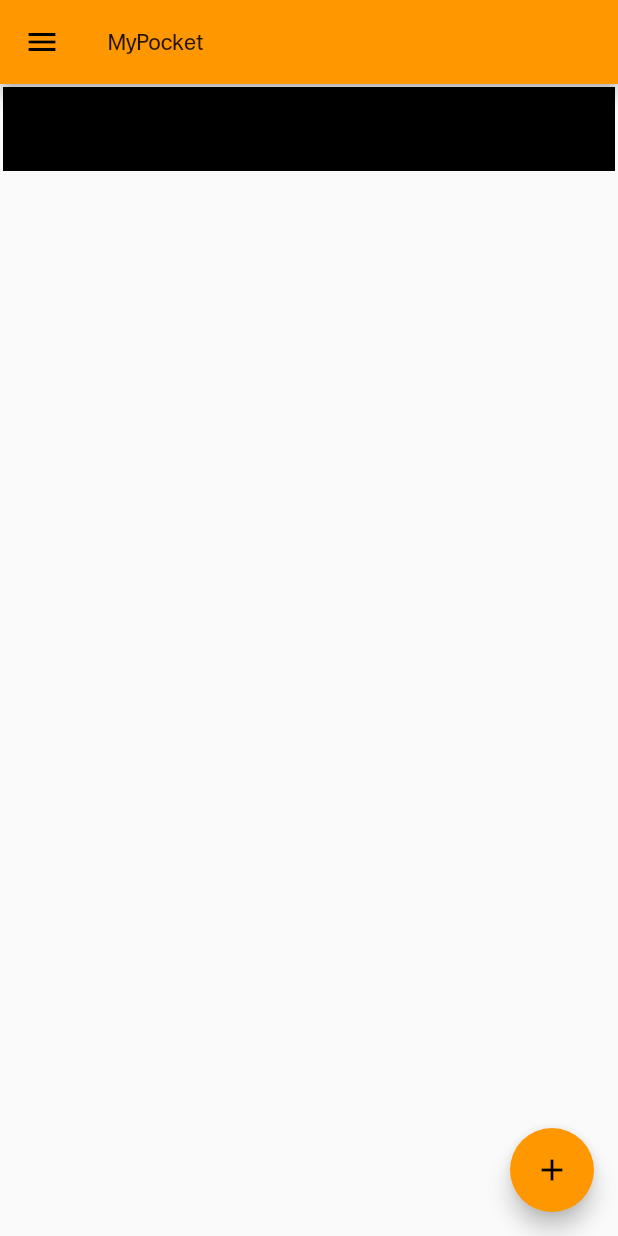
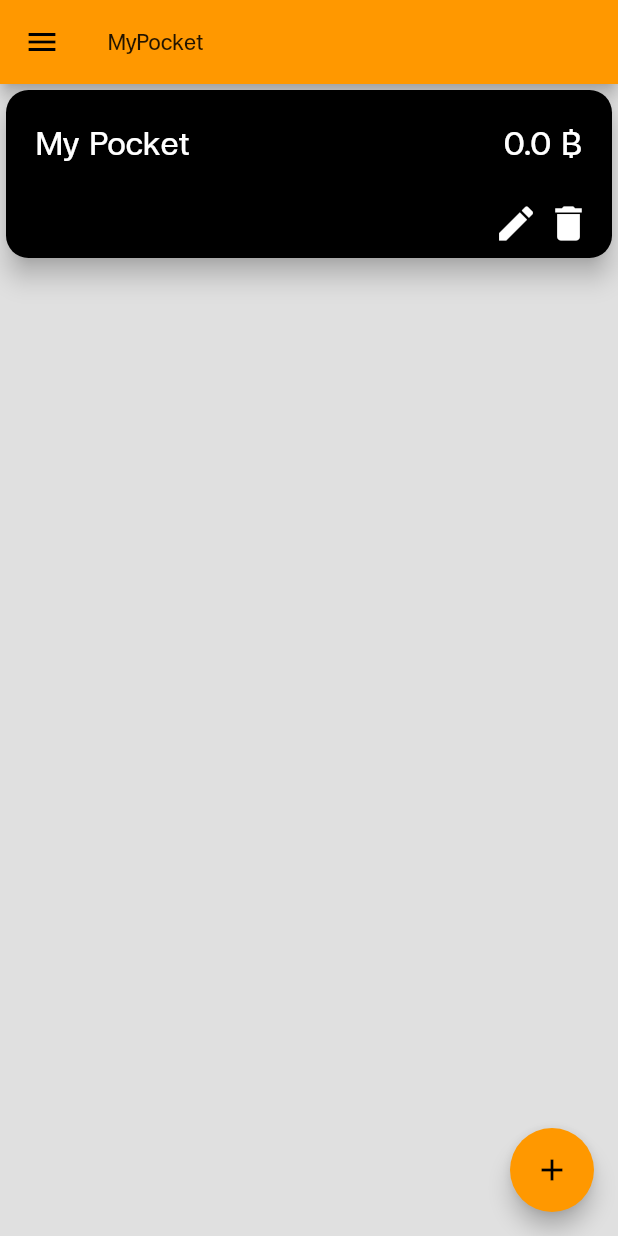
Before and after one commit to SuphasitC/LedgerV2, a Flutter app: the AddPocketPage screen opened by its route, after a tap on "Create Pocket", on a phone screen of 412 x 824 dp. Run offline on Flutter 3.47's test engine with Material 2 defaults, Android fonts, the phone set to English and light mode, and no system bars; our stand-ins replace flutter_colorpicker.

Commit message:
update ListTile

```diff
--- a/lib/config/routes.dart
+++ b/lib/config/routes.dart
@@ -1,4 +1,5 @@
 class AppRoutes {
   static const myPocket = '/';
   static const addPocket = '/add_pocket';
+  static const pocketPage = '/pocket_page';
 }
--- a/lib/main.dart
+++ b/lib/main.dart
@@ -2,7 +2,8 @@ import 'package:flutter/material.dart';
 import 'package:ledger_v2/pocket.dart';
 import 'package:ledger_v2/presentation/add_pocket_page.dart';
 import 'package:ledger_v2/presentation/pocket_list_tile.dart';
-import 'presentation/app_drawer_listtile.dart';
+import 'package:ledger_v2/presentation/pocket_page.dart';
+import 'presentation/app_drawer_list_tile.dart';
 import 'config/routes.dart';
 
 void main() {
@@ -39,24 +40,8 @@ class _HomePageState extends State<HomePage> {
   @override
   Widget build(BuildContext context) {
     return Scaffold(
-      drawer: Drawer(
-        child: ListView(
-          padding: EdgeInsets.zero,
-          children: [
-            DrawerHeader(
-              child: Text(
-                'MyLedgerApp',
-                style: TextStyle(fontSize: 30),
-              ),
-              decoration: BoxDecoration(
-                color: Colors.orange,
-              ),
-            ),
-            for (int idx = 0; idx < drawerList.length; idx++)
-              DrawerListTile(idx),
-          ],
-        ),
-      ),
+      drawer: LedgerDrawer(),
+      backgroundColor: Colors.grey[300],
       appBar: AppBar(
         title: Text(widget.title),
       ),
@@ -64,6 +49,13 @@ class _HomePageState extends State<HomePage> {
         child: Column(
           mainAxisAlignment: MainAxisAlignment.center,
           children: <Widget>[
+            // Padding(
+            //   padding: EdgeInsets.all(20),
+            //   child: Text(
+            //     'My Pocket',
+            //     style: TextStyle(fontSize: 50, color: Colors.white),
+            //   ),
+            // ),
             pockets.isNotEmpty
                 ? Expanded(
                     child: ListView.builder(
@@ -89,7 +81,7 @@ class _HomePageState extends State<HomePage> {
                       height: 120,
                       child: Text(
                         "Add some pocket.",
-                        style: TextStyle(fontSize: 20),
+                        style: TextStyle(fontSize: 20, color: Colors.white),
                       ),
                     ),
                   ),
@@ -121,5 +113,10 @@ Route route(RouteSettings settings) {
       return AddPocketPage();
     });
   }
+  if (settings.name == AppRoutes.pocketPage) {
+    return MaterialPageRoute(builder: (context) {
+      return PocketPage(pocket: pocket);
+    });
+  }
   return null;
 }
--- a/lib/pocket.dart
+++ b/lib/pocket.dart
@@ -3,10 +3,10 @@ import 'package:flutter/material.dart';
 List<Pocket> pockets = [];
 
 class Pocket {
-  String pocketName;
+  String name;
   double currentBalance;
-  Color pocketColor;
-  String pocketID;
+  Color color;
+  String id;
 
-  Pocket(this.pocketName, this.currentBalance, this.pocketColor, this.pocketID);
+  Pocket(this.name, this.currentBalance, this.color, this.id);
 }
--- a/lib/presentation/add_pocket_page.dart
+++ b/lib/presentation/add_pocket_page.dart
@@ -26,6 +26,7 @@ class _AddPocketPageState extends State<AddPocketPage> {
       String pocketName = pocketNameController.text;
       double initialBalance = double.parse(initialBalanceController.text);
       String pocketID = generatePocketID();
+      print('pocketID = ' + pocketID);
       pockets.add(Pocket(pocketName, initialBalance, pocketColor, pocketID));
       Navigator.of(context).pushNamed(AppRoutes.myPocket);
     }
@@ -68,6 +69,7 @@ class _AddPocketPageState extends State<AddPocketPage> {
       appBar: AppBar(
         title: Text('Create Pocket'),
       ),
+      backgroundColor: Colors.grey[300],
       body: Center(
         child: Column(
           mainAxisAlignment: MainAxisAlignment.center,
@@ -75,10 +77,16 @@ class _AddPocketPageState extends State<AddPocketPage> {
             Row(
               mainAxisAlignment: MainAxisAlignment.center,
               children: [
-                Icon(Icons.credit_card_rounded),
+                Icon(
+                  Icons.credit_card_rounded,
+                  color: Colors.black,
+                ),
                 Text(
                   ' Pocket Name',
-                  style: TextStyle(fontSize: 40),
+                  style: TextStyle(
+                    fontSize: 40,
+                    color: Colors.black,
+                  ),
                 ),
               ],
             ),
@@ -86,7 +94,10 @@ class _AddPocketPageState extends State<AddPocketPage> {
               padding:
                   EdgeInsets.only(left: 40, right: 40, top: 20, bottom: 20),
               child: TextFormField(
-                style: TextStyle(fontSize: 20.0),
+                style: TextStyle(
+                  fontSize: 20.0,
+                  color: Colors.black,
+                ),
                 controller: pocketNameController,
                 onChanged: (text) => {
                   this.setState(() {
@@ -94,9 +105,9 @@ class _AddPocketPageState extends State<AddPocketPage> {
                   }),
                 },
                 decoration: InputDecoration(
-                  // enabledBorder: OutlineInputBorder(
-                  //   borderSide: BorderSide(color: Colors.white),
-                  // ),
+                  enabledBorder: OutlineInputBorder(
+                    borderSide: BorderSide(color: Colors.black),
+                  ),
                   border: OutlineInputBorder(
                     borderSide: BorderSide(color: Colors.teal),
                   ),
@@ -111,10 +122,16 @@ class _AddPocketPageState extends State<AddPocketPage> {
             Row(
               mainAxisAlignment: MainAxisAlignment.center,
               children: [
-                Icon(Icons.attach_money),
+                Icon(
+                  Icons.attach_money,
+                  color: Colors.black,
+                ),
                 Text(
                   ' Initial Balance',
-                  style: TextStyle(fontSize: 40),
+                  style: TextStyle(
+                    fontSize: 40,
+                    color: Colors.black,
+                  ),
                 ),
               ],
             ),
@@ -123,7 +140,10 @@ class _AddPocketPageState extends State<AddPocketPage> {
                   EdgeInsets.only(left: 40, right: 40, top: 20, bottom: 20),
               child: TextFormField(
                 keyboardType: TextInputType.number,
-                style: TextStyle(fontSize: 20.0),
+                style: TextStyle(
+                  fontSize: 20.0,
+                  color: Colors.black,
+                ),
                 controller: initialBalanceController,
                 onChanged: (text) => {
                   this.setState(() {
@@ -131,9 +151,9 @@ class _AddPocketPageState extends State<AddPocketPage> {
                   }),
                 },
                 decoration: InputDecoration(
-                  // enabledBorder: OutlineInputBorder(
-                  //   borderSide: BorderSide(color: Colors.white),
-                  // ),
+                  enabledBorder: OutlineInputBorder(
+                    borderSide: BorderSide(color: Colors.black),
+                  ),
                   border: OutlineInputBorder(
                     borderSide: BorderSide(color: Colors.teal),
                   ),
@@ -149,10 +169,16 @@ class _AddPocketPageState extends State<AddPocketPage> {
             Row(
               mainAxisAlignment: MainAxisAlignment.center,
               children: [
-                Icon(Icons.color_lens),
+                Icon(
+                  Icons.color_lens,
+                  color: Colors.black,
+                ),
                 Text(
                   ' Pocket Color',
-                  style: TextStyle(fontSize: 40),
+                  style: TextStyle(
+                    fontSize: 40,
+                    color: Colors.black,
+                  ),
                 ),
               ],
             ),
@@ -164,11 +190,10 @@ class _AddPocketPageState extends State<AddPocketPage> {
                 decoration: BoxDecoration(
                   border: Border.all(
                     color: Colors.black,
-                    width: 2,
+                    width: 3,
                   ),
                   color: Colors.black,
                 ),
-                // ignore: deprecated_member_use
                 child: RaisedButton(
                   color: pocketColor,
                   elevation: 3.0,
--- /dev/null
+++ b/lib/presentation/app_drawer_list_tile.dart
@@ -0,0 +1,50 @@
+import 'package:flutter/material.dart';
+import '../pocket.dart';
+
+List<String> drawerList = [
+  'หน้าแรก',
+  'กระเป๋าตังค์ของฉัน',
+];
+
+class DrawerListTile extends StatelessWidget {
+  final int index;
+
+  DrawerListTile(this.index);
+
+  @override
+  Widget build(BuildContext context) {
+    return ListTile(
+      title: Text(
+        drawerList[index],
+        style: TextStyle(fontSize: 20),
+      ),
+      onTap: () => {
+        pockets.clear(),
+        Navigator.pop(context),
+      },
+    );
+  }
+}
+
+class LedgerDrawer extends StatelessWidget {
+  @override
+  Widget build(BuildContext context) {
+    return Drawer(
+      child: ListView(
+        padding: EdgeInsets.zero,
+        children: [
+          DrawerHeader(
+            child: Text(
+              'MyLedgerApp',
+              style: TextStyle(fontSize: 30),
+            ),
+            decoration: BoxDecoration(
+              color: Colors.orange,
+            ),
+          ),
+          for (int idx = 0; idx < drawerList.length; idx++) DrawerListTile(idx),
+        ],
+      ),
+    );
+  }
+}
--- a/lib/presentation/app_drawer_listtile.dart
+++ /dev/null
@@ -1,25 +0,0 @@
-import 'package:flutter/material.dart';
-
-List<String> drawerList = [
-  'หน้าแรก',
-  'กระเป๋าตังค์ของฉัน',
-];
-
-class DrawerListTile extends StatelessWidget {
-  final int index;
-
-  DrawerListTile(this.index);
-
-  @override
-  Widget build(BuildContext context) {
-    return ListTile(
-      title: Text(
-        drawerList[index],
-        style: TextStyle(fontSize: 20),
-      ),
-      onTap: () => {
-        Navigator.pop(context),
-      },
-    );
-  }
-}
--- a/lib/presentation/pocket_list_tile.dart
+++ b/lib/presentation/pocket_list_tile.dart
@@ -1,9 +1,11 @@
 import 'package:flutter/material.dart';
+import 'package:ledger_v2/config/routes.dart';
 import 'package:ledger_v2/pocket.dart';
 
 class PocketListTile extends StatefulWidget {
   final Pocket pocket;
   final Function refreshCallback;
+
   PocketListTile({Key key, this.pocket, this.refreshCallback})
       : super(key: key);
 
@@ -15,6 +17,13 @@ class _PocketListTileState extends State<PocketListTile> {
   Pocket pocket;
   Function refreshCallback;
 
+  List<Shadow> shadows = [
+    Shadow(offset: Offset(-1.5, -1.5), color: Colors.black),
+    Shadow(offset: Offset(1.5, -1.5), color: Colors.black),
+    Shadow(offset: Offset(1.5, 1.5), color: Colors.black),
+    Shadow(offset: Offset(-1.5, 1.5), color: Colors.black),
+  ];
+
   @override
   void initState() {
     super.initState();
@@ -24,25 +33,79 @@ class _PocketListTileState extends State<PocketListTile> {
 
   @override
   Widget build(BuildContext context) {
-    return Padding(
-      padding: EdgeInsets.all(2),
-      child: ListTile(
-        leading: Text(
-          pocket.pocketName,
-          style: TextStyle(fontSize: 30),
+    return Container(
+      height: 120,
+      child: GestureDetector(
+        child: Card(
+          color: pocket.color,
+          elevation: 7,
+          shape: RoundedRectangleBorder(
+            borderRadius: BorderRadius.circular(15),
           ),
-        trailing: Wrap(
-          spacing: 12,
+          child: Row(
             children: [
-            Text(
-              pocket.currentBalance.toString(),
-              // textScaleFactor: 1.25,
-              style: TextStyle(fontSize: 30),
+              Expanded(
+                flex: 1,
+                child: Column(
+                  crossAxisAlignment: CrossAxisAlignment.start,
+                  children: [
+                    Expanded(
+                      flex: 1,
+                      child: Padding(
+                        padding: EdgeInsets.all(20),
+                        child: Text(
+                          pocket.name,
+                          style: TextStyle(
+                            fontSize: 30,
+                            color: Colors.white,
+                            // shadows: shadows,
+                          ),
+                        ),
+                      ),
+                    ),
+                    // Expanded(flex: 1, child: Text('My Pocket')),
+                  ],
+                ),
+              ),
+              Expanded(
+                flex: 1,
+                child: Column(
+                  crossAxisAlignment: CrossAxisAlignment.end,
+                  children: [
+                    Expanded(
+                      flex: 42,
+                      child: Padding(
+                        padding: EdgeInsets.all(20),
+                        child: Text(
+                          pocket.currentBalance.toString() + ' ฿',
+                          style: TextStyle(
+                            fontSize: 30,
+                            color: Colors.white,
+                            // shadows: shadows,
+                          ),
+                        ),
+                      ),
+                    ),
+                    Expanded(
+                      flex: 30,
+                      child: Padding(
+                        padding: EdgeInsets.only(right: 14),
+                        child: Row(
+                          mainAxisAlignment: MainAxisAlignment.end,
+                          children: [
+                            Padding(
+                              padding: EdgeInsets.only(right: 5),
+                              child: Icon(
+                                Icons.edit,
+                                size: 30,
+                                color: Colors.white,
+                              ),
                             ),
                             GestureDetector(
                               child: Icon(
                                 Icons.delete,
-                size: 25,
+                                size: 30,
+                                color: Colors.white,
                               ),
                               onTap: () => {
                                 showDialog(
@@ -62,15 +125,20 @@ class _PocketListTileState extends State<PocketListTile> {
                                         FlatButton(
                                           child: Text("Yes"),
                                           onPressed: () => {
-                            pockets.removeWhere((deletedPocket) =>
-                                deletedPocket.pocketID == this.pocket.pocketID),
+                                            print('Remove pocket id = ' +
+                                                pocket.id),
+                                            pockets.removeWhere(
+                                                (deletedPocket) =>
+                                                    deletedPocket.id ==
+                                                    this.pocket.id),
                                             refreshCallback(),
                                             Navigator.of(context).pop()
                                           },
                                         ),
                                         FlatButton(
                                           child: Text("No"),
-                          onPressed: () => {Navigator.of(context).pop()},
+                                          onPressed: () =>
+                                              {Navigator.of(context).pop()},
                                         ),
                                       ],
                                     );
@@ -80,12 +148,19 @@ class _PocketListTileState extends State<PocketListTile> {
                             ),
                           ],
                         ),
-        // trailing: Text(
-        //   pockets[index].currentBalance.toString(),
-        //   textScaleFactor: 1.25,
-        //   style: TextStyle(fontSize: 30),
-        // ),
-        tileColor: pocket.pocketColor,
+                      ),
+                    ),
+                  ],
+                ),
+              )
+            ],
+          ),
+        ),
+        onTap: () => {
+          Navigator.of(context)
+              .pushNamed(AppRoutes.pocketPage, arguments: this.pocket)
+              .then((value) => this.refreshCallback()),
+        },
       ),
     );
   }
--- /dev/null
+++ b/lib/presentation/pocket_page.dart
@@ -0,0 +1,38 @@
+import 'package:flutter/material.dart';
+import 'package:ledger_v2/pocket.dart';
+
+class PocketPage extends StatefulWidget {
+  final Pocket pocket;
+  PocketPage({Key key, this.pocket}) : super(key: key);
+
+  @override
+  _PocketPageState createState() => _PocketPageState();
+}
+
+class _PocketPageState extends State<PocketPage> {
+  Pocket pocket;
+  Function refreshCallback;
+
+  @override
+  void initState() {
+    super.initState();
+    pocket = this.widget.pocket;
+  }
+
+  @override
+  Widget build(BuildContext context) {
+    return Scaffold(
+      resizeToAvoidBottomInset: false,
+      appBar: AppBar(
+        title: Text('Pocket: ' + pocket.name),
+      ),
+      backgroundColor: Colors.grey[300],
+      body: Center(
+        child: Column(
+          mainAxisAlignment: MainAxisAlignment.center,
+          children: [],
+        ),
+      ),
+    );
+  }
+}
```
Lines whose indentation alone changed are shown as unchanged.
